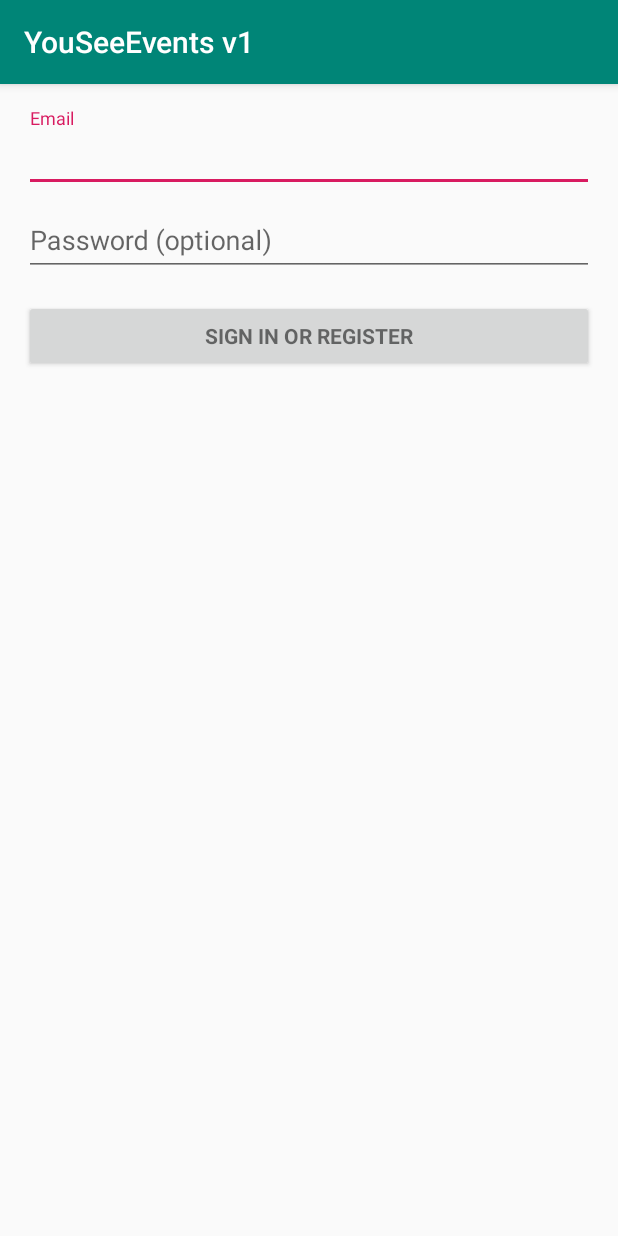
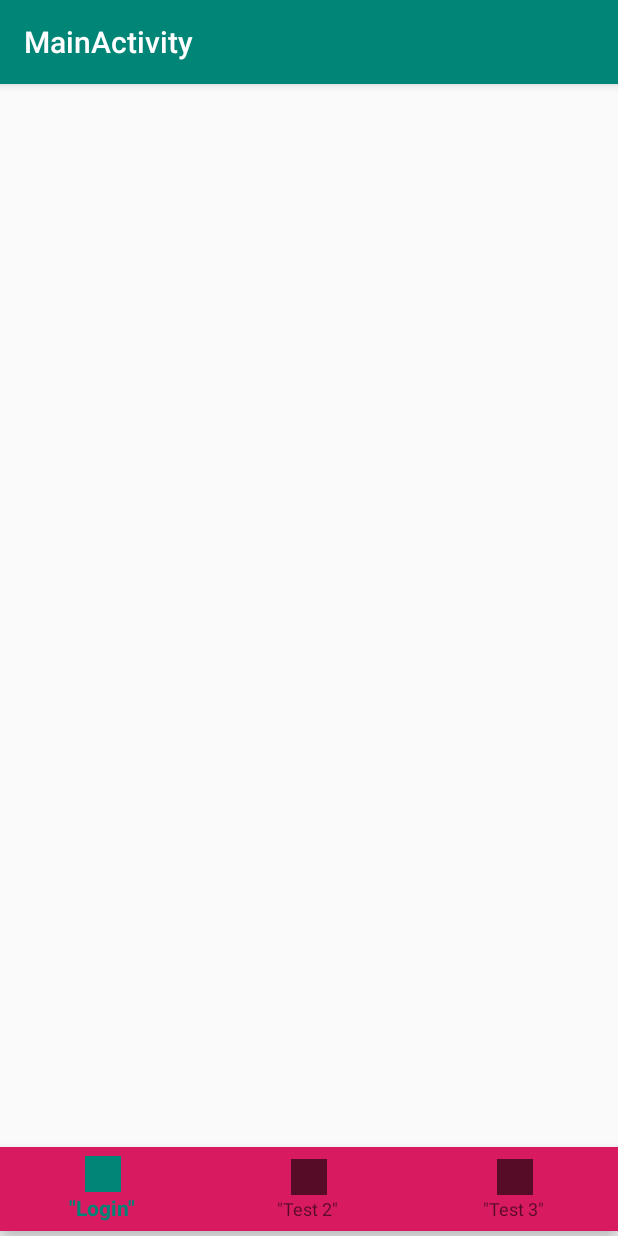
Before and after one commit to youseeevents/Application, an Android app: the screen it shows after launch (LoginActivity before the commit, MainActivity after it), on a phone screen of 412 x 824 dp. Run offline under Robolectric (Android 15) with nearby library versions, the phone set to English and light mode, and no system bars.

Commit message:
main page with working link

```diff
--- a/app/build.gradle
+++ b/app/build.gradle
@@ -25,6 +25,7 @@
     implementation fileTree(dir: 'libs', include: ['*.jar'])
     implementation 'com.android.support:appcompat-v7:28.0.0'
     implementation 'com.android.support:design:28.0.0'
+    implementation 'com.android.support.constraint:constraint-layout:1.1.3'
     testImplementation 'junit:junit:4.12'
     androidTestImplementation 'com.android.support.test:runner:1.0.2'
     androidTestImplementation 'com.android.support.test.espresso:espresso-core:3.0.2'
--- a/app/src/main/AndroidManifest.xml
+++ b/app/src/main/AndroidManifest.xml
@@ -1,7 +1,6 @@
 <?xml version="1.0" encoding="utf-8"?>
 <manifest xmlns:android="http://schemas.android.com/apk/res/android"
     package="com.example.youseeeventsv1">
-
     <!-- To auto-complete the email text field in the login form with the user's emails -->
     <uses-permission android:name="android.permission.GET_ACCOUNTS" />
     <uses-permission android:name="android.permission.READ_PROFILE" />
@@ -16,14 +15,20 @@
         android:supportsRtl="true"
         android:theme="@style/AppTheme">
         <activity
-            android:name=".LoginActivity"
-            android:label="@string/app_name">
+            android:name=".MainActivity"
+            android:label="@string/title_activity_main"
+            android:theme="@style/AppTheme.NoActionBar">
             <intent-filter>
                 <action android:name="android.intent.action.MAIN" />
 
                 <category android:name="android.intent.category.LAUNCHER" />
             </intent-filter>
         </activity>
+        <activity
+            android:name=".LoginActivity"
+            android:label="@string/app_name">
+
+        </activity>
     </application>
 
 </manifest>
--- /dev/null
+++ b/app/src/main/java/com/example/youseeeventsv1/MainActivity.java
@@ -0,0 +1,54 @@
+package com.example.youseeeventsv1;
+
+import android.content.Intent;
+import android.os.Bundle;
+import android.support.annotation.NonNull;
+import android.view.MenuItem;
+import android.support.design.widget.BottomNavigationView;
+import android.support.design.widget.FloatingActionButton;
+import android.support.design.widget.Snackbar;
+import android.support.v7.app.AppCompatActivity;
+import android.support.v7.widget.Toolbar;
+import android.view.View;
+import android.widget.Toast;
+
+public class MainActivity extends AppCompatActivity {
+
+    @Override
+    protected void onCreate(Bundle savedInstanceState) {
+        super.onCreate(savedInstanceState);
+        setContentView(R.layout.activity_main);
+        Toolbar toolbar = findViewById(R.id.toolbar);
+        setSupportActionBar(toolbar);
+
+        BottomNavigationView bottomNavigationView = (BottomNavigationView) findViewById(R.id.navigation);
+        bottomNavigationView.setOnNavigationItemSelectedListener(new BottomNavigationView.OnNavigationItemSelectedListener() {
+            @Override
+            public boolean onNavigationItemSelected(@NonNull MenuItem item) {
+                switch (item.getItemId()) {
+                    case R.id.menu_test_1:
+                        startActivity(new Intent(MainActivity.this, LoginActivity.class));
+                        break;
+                    case R.id.menu_test_2:
+
+                        break;
+                    case R.id.menu_test_3:
+
+                        break;
+                }
+                return true;
+            }
+        });
+        /*
+        FloatingActionButton fab = findViewById(R.id.fab);
+        fab.setOnClickListener(new View.OnClickListener() {
+            @Override
+            public void onClick(View view) {
+                Snackbar.make(view, "Replace with your own action", Snackbar.LENGTH_LONG)
+                        .setAction("Action", null).show();
+            }
+        });
+        */
+    }
+
+}
--- /dev/null
+++ b/app/src/main/res/layout/activity_main.xml
@@ -0,0 +1,34 @@
+<?xml version="1.0" encoding="utf-8"?>
+<android.support.design.widget.CoordinatorLayout xmlns:android="http://schemas.android.com/apk/res/android"
+    xmlns:app="http://schemas.android.com/apk/res-auto"
+    xmlns:tools="http://schemas.android.com/tools"
+    android:layout_width="match_parent"
+    android:layout_height="match_parent"
+    tools:context=".MainActivity">
+
+    <android.support.design.widget.AppBarLayout
+        android:layout_width="match_parent"
+        android:layout_height="wrap_content"
+        android:theme="@style/AppTheme.AppBarOverlay">
+
+        <android.support.v7.widget.Toolbar
+            android:id="@+id/toolbar"
+            android:layout_width="match_parent"
+            android:layout_height="?attr/actionBarSize"
+            android:background="?attr/colorPrimary"
+            app:popupTheme="@style/AppTheme.PopupOverlay" />
+
+    </android.support.design.widget.AppBarLayout>
+
+    <include layout="@layout/content_main" />
+
+    <?ignore
+    <android.support.design.widget.FloatingActionButton
+        android:id="@+id/fab"
+        android:layout_width="wrap_content"
+        android:layout_height="wrap_content"
+        android:layout_gravity="bottom|end"
+        android:layout_margin="@dimen/fab_margin"
+    />    app:srcCompat="@android:drawable/ic_dialog_email" />
+    ?>
+</android.support.design.widget.CoordinatorLayout>
--- /dev/null
+++ b/app/src/main/res/layout/content_main.xml
@@ -0,0 +1,26 @@
+<?xml version="1.0" encoding="utf-8"?>
+<android.support.constraint.ConstraintLayout xmlns:android="http://schemas.android.com/apk/res/android"
+    xmlns:app="http://schemas.android.com/apk/res-auto"
+    xmlns:tools="http://schemas.android.com/tools"
+    android:layout_width="match_parent"
+    android:layout_height="match_parent"
+    app:layout_behavior="@string/appbar_scrolling_view_behavior"
+    tools:context=".MainActivity"
+    tools:showIn="@layout/activity_main">
+
+    <android.support.design.widget.BottomNavigationView
+        android:id="@+id/navigation"
+        android:layout_width="match_parent"
+        android:layout_height="wrap_content"
+        android:layout_gravity="start"
+        android:layout_marginBottom="3dp"
+
+        android:background="@color/colorAccent"
+        android:visibility="visible"
+        app:layout_constraintBottom_toBottomOf="parent"
+        app:menu="@menu/bottom_nav_items"
+        tools:layout_editor_absoluteX="0dp" />
+
+    />
+
+</android.support.constraint.ConstraintLayout>
--- /dev/null
+++ b/app/src/main/res/menu/bottom_nav_items.xml
@@ -0,0 +1,17 @@
+<?xml version="1.0" encoding="utf-8"?>
+<menu xmlns:android="http://schemas.android.com/apk/res/android">
+    <item
+        android:id="@+id/menu_test_1"
+        android:icon="@android:color/holo_green_light"
+        android:title='"Login"' />
+
+    <item
+        android:id="@+id/menu_test_2"
+        android:icon="@android:color/holo_blue_dark"
+        android:title='"Test 2"' />
+
+    <item
+        android:id="@+id/menu_test_3"
+        android:icon="@android:color/holo_red_dark"
+        android:title='"Test 3"' />
+</menu>
--- a/app/src/main/res/values/dimens.xml
+++ b/app/src/main/res/values/dimens.xml
@@ -2,4 +2,5 @@
     <!-- Default screen margins, per the Android Design guidelines. -->
     <dimen name="activity_horizontal_margin">16dp</dimen>
     <dimen name="activity_vertical_margin">16dp</dimen>
+    <dimen name="fab_margin">16dp</dimen>
 </resources>
--- a/app/src/main/res/values/strings.xml
+++ b/app/src/main/res/values/strings.xml
@@ -12,4 +12,5 @@
     <string name="permission_rationale">"Contacts permissions are needed for providing email
         completions."
     </string>
+    <string name="title_activity_main">MainActivity</string>
 </resources>
--- a/app/src/main/res/values/styles.xml
+++ b/app/src/main/res/values/styles.xml
@@ -8,4 +8,13 @@
         <item name="colorAccent">@color/colorAccent</item>
     </style>
 
+    <style name="AppTheme.NoActionBar">
+        <item name="windowActionBar">false</item>
+        <item name="windowNoTitle">true</item>
+    </style>
+
+    <style name="AppTheme.AppBarOverlay" parent="ThemeOverlay.AppCompat.Dark.ActionBar" />
+
+    <style name="AppTheme.PopupOverlay" parent="ThemeOverlay.AppCompat.Light" />
+
 </resources>
```
